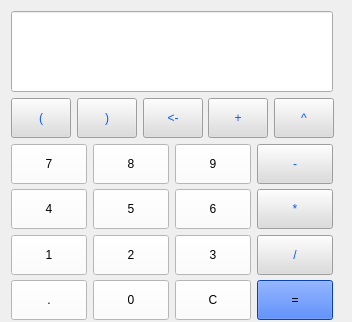
Old version of the form widget.ui in the repository berserkyu/CC_Calculator.
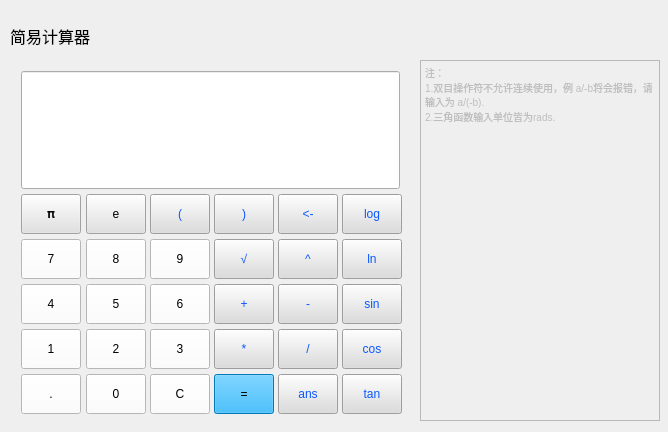
New version of the form.

Diff of the .ui file:
```diff
--- a/widget.ui
+++ b/widget.ui
@@ -6,8 +6,8 @@
    <rect>
     <x>0</x>
     <y>0</y>
-    <width>352</width>
-    <height>322</height>
+    <width>668</width>
+    <height>432</height>
    </rect>
   </property>
   <property name="sizePolicy">
@@ -28,13 +28,16 @@
   <widget class="QWidget" name="layoutWidget">
    <property name="geometry">
     <rect>
-     <x>0</x>
-     <y>0</y>
-     <width>344</width>
-     <height>330</height>
+     <x>10</x>
+     <y>60</y>
+     <width>401</width>
+     <height>365</height>
     </rect>
    </property>
    <layout class="QVBoxLayout" name="verticalLayout_2">
+    <property name="spacing">
+     <number>5</number>
+    </property>
     <item>
      <widget class="QLineEdit" name="lineEdit">
       <property name="sizePolicy">
@@ -56,8 +59,225 @@
     </item>
     <item>
      <layout class="QVBoxLayout" name="verticalLayout">
+      <property name="spacing">
+       <number>5</number>
+      </property>
       <item>
        <layout class="QHBoxLayout" name="horizontalLayout">
+        <item>
+         <widget class="QPushButton" name="pushButton_PI">
+          <property name="minimumSize">
+           <size>
+            <width>60</width>
+            <height>40</height>
+           </size>
+          </property>
+          <property name="palette">
+           <palette>
+            <active>
+             <colorrole role="Button">
+              <brush brushstyle="SolidPattern">
+               <color alpha="255">
+                <red>225</red>
+                <green>225</green>
+                <blue>225</blue>
+               </color>
+              </brush>
+             </colorrole>
+             <colorrole role="Base">
+              <brush brushstyle="SolidPattern">
+               <color alpha="255">
+                <red>225</red>
+                <green>225</green>
+                <blue>225</blue>
+               </color>
+              </brush>
+             </colorrole>
+             <colorrole role="Window">
+              <brush brushstyle="SolidPattern">
+               <color alpha="255">
+                <red>225</red>
+                <green>225</green>
+                <blue>225</blue>
+               </color>
+              </brush>
+             </colorrole>
+            </active>
+            <inactive>
+             <colorrole role="Button">
+              <brush brushstyle="SolidPattern">
+               <color alpha="255">
+                <red>225</red>
+                <green>225</green>
+                <blue>225</blue>
+               </color>
+              </brush>
+             </colorrole>
+             <colorrole role="Base">
+              <brush brushstyle="SolidPattern">
+               <color alpha="255">
+                <red>225</red>
+                <green>225</green>
+                <blue>225</blue>
+               </color>
+              </brush>
+             </colorrole>
+             <colorrole role="Window">
+              <brush brushstyle="SolidPattern">
+               <color alpha="255">
+                <red>225</red>
+                <green>225</green>
+                <blue>225</blue>
+               </color>
+              </brush>
+             </colorrole>
+            </inactive>
+            <disabled>
+             <colorrole role="Button">
+              <brush brushstyle="SolidPattern">
+               <color alpha="255">
+                <red>225</red>
+                <green>225</green>
+                <blue>225</blue>
+               </color>
+              </brush>
+             </colorrole>
+             <colorrole role="Base">
+              <brush brushstyle="SolidPattern">
+               <color alpha="255">
+                <red>225</red>
+                <green>225</green>
+                <blue>225</blue>
+               </color>
+              </brush>
+             </colorrole>
+             <colorrole role="Window">
+              <brush brushstyle="SolidPattern">
+               <color alpha="255">
+                <red>225</red>
+                <green>225</green>
+                <blue>225</blue>
+               </color>
+              </brush>
+             </colorrole>
+            </disabled>
+           </palette>
+          </property>
+          <property name="styleSheet">
+           <string notr="true">background-color:  rgb(225, 225, 225)</string>
+          </property>
+          <property name="text">
+           <string>𝛑</string>
+          </property>
+         </widget>
+        </item>
+        <item>
+         <widget class="QPushButton" name="pushButton_E">
+          <property name="minimumSize">
+           <size>
+            <width>60</width>
+            <height>40</height>
+           </size>
+          </property>
+          <property name="palette">
+           <palette>
+            <active>
+             <colorrole role="Button">
+              <brush brushstyle="SolidPattern">
+               <color alpha="255">
+                <red>225</red>
+                <green>225</green>
+                <blue>225</blue>
+               </color>
+              </brush>
+             </colorrole>
+             <colorrole role="Base">
+              <brush brushstyle="SolidPattern">
+               <color alpha="255">
+                <red>225</red>
+                <green>225</green>
+                <blue>225</blue>
+               </color>
+              </brush>
+             </colorrole>
+             <colorrole role="Window">
+              <brush brushstyle="SolidPattern">
+               <color alpha="255">
+                <red>225</red>
+                <green>225</green>
+                <blue>225</blue>
+               </color>
+              </brush>
+             </colorrole>
+            </active>
+            <inactive>
+             <colorrole role="Button">
+              <brush brushstyle="SolidPattern">
+               <color alpha="255">
+                <red>225</red>
+                <green>225</green>
+                <blue>225</blue>
+               </color>
+              </brush>
+             </colorrole>
+             <colorrole role="Base">
+              <brush brushstyle="SolidPattern">
+               <color alpha="255">
+                <red>225</red>
+                <green>225</green>
+                <blue>225</blue>
+               </color>
+              </brush>
+             </colorrole>
+             <colorrole role="Window">
+              <brush brushstyle="SolidPattern">
+               <color alpha="255">
+                <red>225</red>
+                <green>225</green>
+                <blue>225</blue>
+               </color>
+              </brush>
+             </colorrole>
+            </inactive>
+            <disabled>
+             <colorrole role="Button">
+              <brush brushstyle="SolidPattern">
+               <color alpha="255">
+                <red>225</red>
+                <green>225</green>
+                <blue>225</blue>
+               </color>
+              </brush>
+             </colorrole>
+             <colorrole role="Base">
+              <brush brushstyle="SolidPattern">
+               <color alpha="255">
+                <red>225</red>
+                <green>225</green>
+                <blue>225</blue>
+               </color>
+              </brush>
+             </colorrole>
+             <colorrole role="Window">
+              <brush brushstyle="SolidPattern">
+               <color alpha="255">
+                <red>225</red>
+                <green>225</green>
+                <blue>225</blue>
+               </color>
+              </brush>
+             </colorrole>
+            </disabled>
+           </palette>
+          </property>
+          <property name="styleSheet">
+           <string notr="true">background-color:  rgb(225, 225, 225)</string>
+          </property>
+          <property name="text">
+           <string>e</string>
+          </property>
+         </widget>
+        </item>
         <item>
          <widget class="QPushButton" name="pushButton_P2">
           <property name="minimumSize">
@@ -122,7 +342,7 @@
          </widget>
         </item>
         <item>
-         <widget class="QPushButton" name="pushButton_JIA">
+         <widget class="QPushButton" name="pushButton_log10">
           <property name="minimumSize">
            <size>
             <width>60</width>
@@ -135,25 +355,7 @@
 color: rgb(11, 88, 255);</string>
           </property>
           <property name="text">
-           <string>+</string>
-          </property>
-         </widget>
-        </item>
-        <item>
-         <widget class="QPushButton" name="pushButton_index">
-          <property name="minimumSize">
-           <size>
-            <width>60</width>
-            <height>40</height>
-           </size>
-          </property>
-          <property name="styleSheet">
-           <string notr="true">background-color: rgb(220, 220, 220);
- 
-color: rgb(11, 88, 255);</string>
-          </property>
-          <property name="text">
-           <string>^</string>
+           <string>log</string>
           </property>
          </widget>
         </item>
@@ -213,7 +415,7 @@
          </widget>
         </item>
         <item>
-         <widget class="QPushButton" name="pushButton_JIAN">
+         <widget class="QPushButton" name="pushButton_Sqrt">
           <property name="minimumSize">
            <size>
             <width>60</width>
@@ -226,7 +428,43 @@
 color: rgb(11, 88, 255);</string>
           </property>
           <property name="text">
-           <string>-</string>
+           <string>√</string>
+          </property>
+         </widget>
+        </item>
+        <item>
+         <widget class="QPushButton" name="pushButton_index">
+          <property name="minimumSize">
+           <size>
+            <width>60</width>
+            <height>40</height>
+           </size>
+          </property>
+          <property name="styleSheet">
+           <string notr="true">background-color: rgb(220, 220, 220);
+ 
+color: rgb(11, 88, 255);</string>
+          </property>
+          <property name="text">
+           <string>^</string>
+          </property>
+         </widget>
+        </item>
+        <item>
+         <widget class="QPushButton" name="pushButton_naturalLog">
+          <property name="minimumSize">
+           <size>
+            <width>60</width>
+            <height>40</height>
+           </size>
+          </property>
+          <property name="styleSheet">
+           <string notr="true">background-color: rgb(220, 220, 220);
+ 
+color: rgb(11, 88, 255);</string>
+          </property>
+          <property name="text">
+           <string>ln</string>
           </property>
          </widget>
         </item>
@@ -286,7 +524,7 @@
          </widget>
         </item>
         <item>
-         <widget class="QPushButton" name="pushButton_CHENG">
+         <widget class="QPushButton" name="pushButton_JIA">
           <property name="minimumSize">
            <size>
             <width>60</width>
@@ -299,7 +537,43 @@
 color: rgb(11, 88, 255);</string>
           </property>
           <property name="text">
-           <string>*</string>
+           <string>+</string>
+          </property>
+         </widget>
+        </item>
+        <item>
+         <widget class="QPushButton" name="pushButton_JIAN">
+          <property name="minimumSize">
+           <size>
+            <width>60</width>
+            <height>40</height>
+           </size>
+          </property>
+          <property name="styleSheet">
+           <string notr="true">background-color: rgb(220, 220, 220);
+ 
+color: rgb(11, 88, 255);</string>
+          </property>
+          <property name="text">
+           <string>-</string>
+          </property>
+         </widget>
+        </item>
+        <item>
+         <widget class="QPushButton" name="pushButton_sine">
+          <property name="minimumSize">
+           <size>
+            <width>60</width>
+            <height>40</height>
+           </size>
+          </property>
+          <property name="styleSheet">
+           <string notr="true">background-color: rgb(220, 220, 220);
+ 
+color: rgb(11, 88, 255);</string>
+          </property>
+          <property name="text">
+           <string>sin</string>
           </property>
          </widget>
         </item>
@@ -358,6 +632,24 @@
           </property>
          </widget>
         </item>
+        <item>
+         <widget class="QPushButton" name="pushButton_CHENG">
+          <property name="minimumSize">
+           <size>
+            <width>60</width>
+            <height>40</height>
+           </size>
+          </property>
+          <property name="styleSheet">
+           <string notr="true">background-color: rgb(220, 220, 220);
+ 
+color: rgb(11, 88, 255);</string>
+          </property>
+          <property name="text">
+           <string>*</string>
+          </property>
+         </widget>
+        </item>
         <item>
          <widget class="QPushButton" name="pushButton_CHU">
           <property name="minimumSize">
@@ -376,6 +668,24 @@
           </property>
          </widget>
         </item>
+        <item>
+         <widget class="QPushButton" name="pushButton_cosine">
+          <property name="minimumSize">
+           <size>
+            <width>60</width>
+            <height>40</height>
+           </size>
+          </property>
+          <property name="styleSheet">
+           <string notr="true">background-color: rgb(220, 220, 220);
+ 
+color: rgb(11, 88, 255);</string>
+          </property>
+          <property name="text">
+           <string>cos</string>
+          </property>
+         </widget>
+        </item>
        </layout>
       </item>
       <item>
@@ -440,19 +750,97 @@
            </size>
           </property>
           <property name="styleSheet">
-           <string notr="true">background-color:  rgb(11, 88, 255)</string>
+           <string notr="true">background-color: rgb(0, 170, 255)</string>
           </property>
           <property name="text">
            <string>=</string>
           </property>
          </widget>
         </item>
+        <item>
+         <widget class="QPushButton" name="pushButton_ANS">
+          <property name="minimumSize">
+           <size>
+            <width>60</width>
+            <height>40</height>
+           </size>
+          </property>
+          <property name="styleSheet">
+           <string notr="true">background-color: rgb(220, 220, 220);
+ 
+color: rgb(11, 88, 255);</string>
+          </property>
+          <property name="text">
+           <string>ans</string>
+          </property>
+         </widget>
+        </item>
+        <item>
+         <widget class="QPushButton" name="pushButton_tangent">
+          <property name="minimumSize">
+           <size>
+            <width>60</width>
+            <height>40</height>
+           </size>
+          </property>
+          <property name="styleSheet">
+           <string notr="true">background-color: rgb(220, 220, 220);
+ 
+color: rgb(11, 88, 255);</string>
+          </property>
+          <property name="text">
+           <string>tan</string>
+          </property>
+         </widget>
+        </item>
        </layout>
       </item>
      </layout>
     </item>
    </layout>
   </widget>
+  <widget class="QTextBrowser" name="textBrowser">
+   <property name="enabled">
+    <bool>false</bool>
+   </property>
+   <property name="geometry">
+    <rect>
+     <x>420</x>
+     <y>60</y>
+     <width>240</width>
+     <height>361</height>
+    </rect>
+   </property>
+   <property name="html">
+    <string>&lt;!DOCTYPE HTML PUBLIC &quot;-//W3C//DTD HTML 4.0//EN&quot; &quot;http://www.w3.org/TR/REC-html40/strict.dtd&quot;&gt;
+&lt;html&gt;&lt;head&gt;&lt;meta name=&quot;qrichtext&quot; content=&quot;1&quot; /&gt;&lt;style type=&quot;text/css&quot;&gt;
+p, li { white-space: pre-wrap; }
+&lt;/style&gt;&lt;/head&gt;&lt;body style=&quot; font-family:'MS Shell Dlg 2'; font-size:7.8pt; font-weight:400; font-style:normal;&quot;&gt;
+&lt;p style=&quot; margin-top:0px; margin-bottom:0px; margin-left:0px; margin-right:0px; -qt-block-indent:0; text-indent:0px;&quot;&gt;注：&lt;/p&gt;
+&lt;p style=&quot; margin-top:0px; margin-bottom:0px; margin-left:0px; margin-right:0px; -qt-block-indent:0; text-indent:0px;&quot;&gt;1.双目操作符不允许连续使用，例 a/-b将会报错，请输入为 a/(-b).&lt;/p&gt;
+&lt;p style=&quot; margin-top:0px; margin-bottom:0px; margin-left:0px; margin-right:0px; -qt-block-indent:0; text-indent:0px;&quot;&gt;2.三角函数输入单位皆为rads.&lt;/p&gt;
+&lt;p style=&quot;-qt-paragraph-type:empty; margin-top:0px; margin-bottom:0px; margin-left:0px; margin-right:0px; -qt-block-indent:0; text-indent:0px;&quot;&gt;&lt;br /&gt;&lt;/p&gt;&lt;/body&gt;&lt;/html&gt;</string>
+   </property>
+  </widget>
+  <widget class="QLabel" name="Title">
+   <property name="geometry">
+    <rect>
+     <x>10</x>
+     <y>10</y>
+     <width>171</width>
+     <height>51</height>
+    </rect>
+   </property>
+   <property name="font">
+    <font>
+     <family>楷体</family>
+     <pointsize>12</pointsize>
+    </font>
+   </property>
+   <property name="text">
+    <string>简易计算器</string>
+   </property>
+  </widget>
  </widget>
  <layoutdefault spacing="6" margin="11"/>
  <resources/>
```
